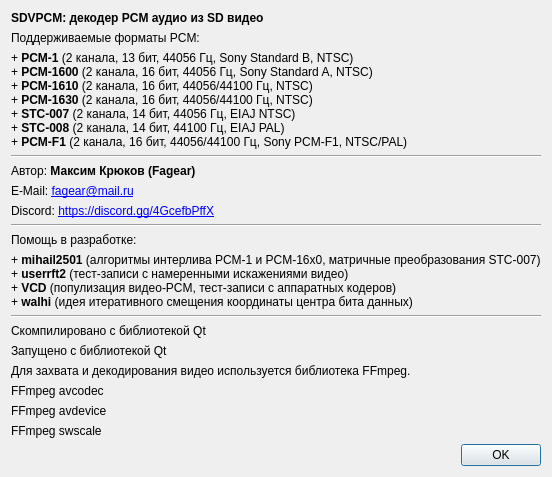
First picture: the form in about_wnd.ui, repository Fagear/SDVPCMdecoder, before the edit.
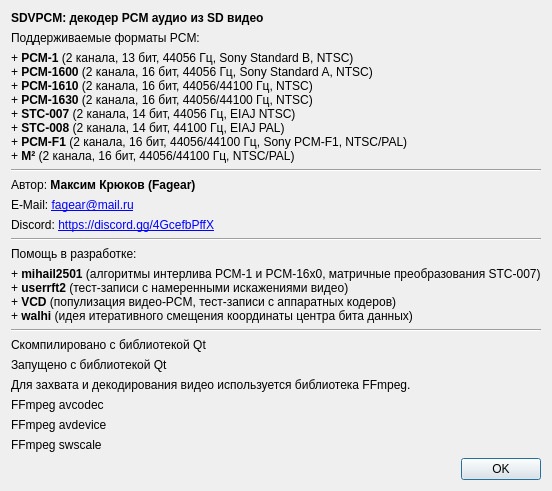
Second picture: the form after the edit.

What changed in the file:
```diff
--- a/about_wnd.ui
+++ b/about_wnd.ui
@@ -7,7 +7,7 @@
     <x>0</x>
     <y>0</y>
     <width>521</width>
-    <height>451</height>
+    <height>491</height>
    </rect>
   </property>
   <property name="windowTitle">
@@ -58,7 +58,7 @@
       <bool>true</bool>
      </property>
      <property name="text">
-      <string>&lt;html&gt;&lt;head/&gt;&lt;body&gt;&lt;p&gt;+ &lt;span style=&quot; font-weight:600;&quot;&gt;PCM-1&lt;/span&gt; (2 канала, 13 бит, 44056 Гц, Sony Standard B, NTSC)&lt;br/&gt;+ &lt;span style=&quot; font-weight:600;&quot;&gt;PCM-1600&lt;/span&gt; (2 канала, 16 бит, 44056 Гц, Sony Standard A, NTSC)&lt;br/&gt;+ &lt;span style=&quot; font-weight:600;&quot;&gt;PCM-1610&lt;/span&gt; (2 канала, 16 бит, 44056/44100 Гц, NTSC)&lt;br/&gt;+ &lt;span style=&quot; font-weight:600;&quot;&gt;PCM-1630&lt;/span&gt; (2 канала, 16 бит, 44056/44100 Гц, NTSC)&lt;br/&gt;+ &lt;span style=&quot; font-weight:600;&quot;&gt;STC-007&lt;/span&gt; (2 канала, 14 бит, 44056 Гц, EIAJ NTSC)&lt;br/&gt;+ &lt;span style=&quot; font-weight:600;&quot;&gt;STC-008&lt;/span&gt; (2 канала, 14 бит, 44100 Гц, EIAJ PAL)&lt;br/&gt;+ &lt;span style=&quot; font-weight:600;&quot;&gt;PCM-F1&lt;/span&gt; (2 канала, 16 бит, 44056/44100 Гц, Sony PCM-F1, NTSC/PAL)&lt;/p&gt;&lt;/body&gt;&lt;/html&gt;</string>
+      <string>&lt;html&gt;&lt;head/&gt;&lt;body&gt;&lt;p&gt;+ &lt;span style=&quot; font-weight:600;&quot;&gt;PCM-1&lt;/span&gt; (2 канала, 13 бит, 44056 Гц, Sony Standard B, NTSC)&lt;br/&gt;+ &lt;span style=&quot; font-weight:600;&quot;&gt;PCM-1600&lt;/span&gt; (2 канала, 16 бит, 44056 Гц, Sony Standard A, NTSC)&lt;br/&gt;+ &lt;span style=&quot; font-weight:600;&quot;&gt;PCM-1610&lt;/span&gt; (2 канала, 16 бит, 44056/44100 Гц, NTSC)&lt;br/&gt;+ &lt;span style=&quot; font-weight:600;&quot;&gt;PCM-1630&lt;/span&gt; (2 канала, 16 бит, 44056/44100 Гц, NTSC)&lt;br/&gt;+ &lt;span style=&quot; font-weight:600;&quot;&gt;STC-007&lt;/span&gt; (2 канала, 14 бит, 44056 Гц, EIAJ NTSC)&lt;br/&gt;+ &lt;span style=&quot; font-weight:600;&quot;&gt;STC-008&lt;/span&gt; (2 канала, 14 бит, 44100 Гц, EIAJ PAL)&lt;br/&gt;+ &lt;span style=&quot; font-weight:600;&quot;&gt;PCM-F1&lt;/span&gt; (2 канала, 16 бит, 44056/44100 Гц, Sony PCM-F1, NTSC/PAL)&lt;br/&gt;+ &lt;span style=&quot; font-weight:600;&quot;&gt;M²&lt;/span&gt; (2 канала, 16 бит, 44056/44100 Гц, NTSC/PAL)&lt;/p&gt;&lt;/body&gt;&lt;/html&gt;</string>
      </property>
     </widget>
    </item>
```
